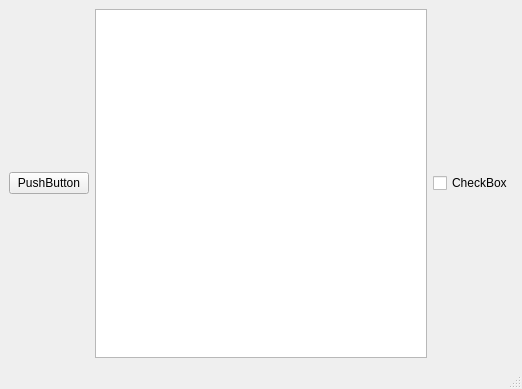
andres-fr/qt-opencv-cpp, file DESIGN.ui: the form before one commit.
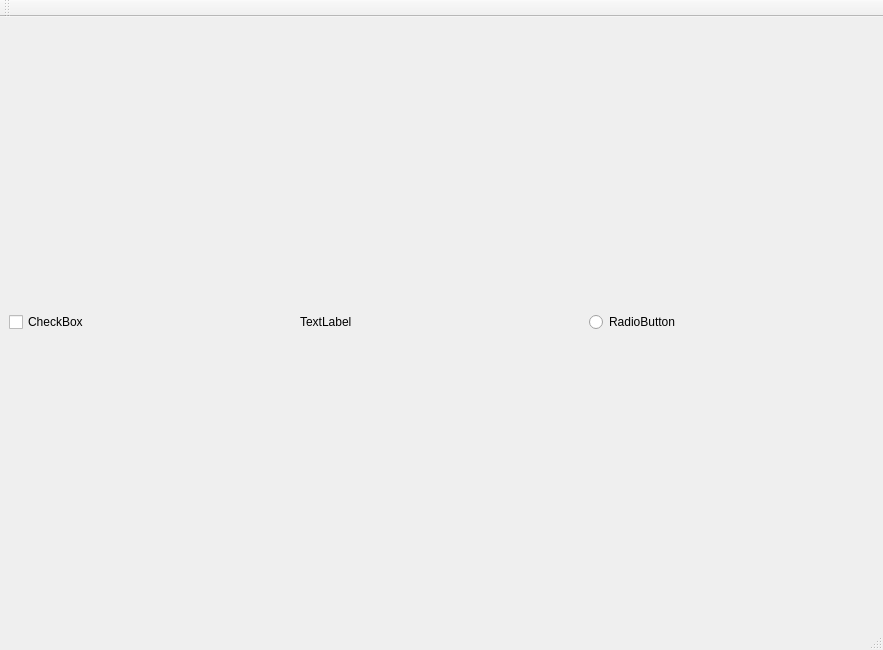
The form after the commit.

Commit message: working on webcam class that inherits from mainwindow

Patch:
```diff
--- a/DESIGN.ui
+++ b/DESIGN.ui
@@ -6,10 +6,16 @@
    <rect>
     <x>0</x>
     <y>0</y>
-    <width>522</width>
-    <height>389</height>
+    <width>883</width>
+    <height>650</height>
    </rect>
   </property>
+  <property name="minimumSize">
+   <size>
+    <width>883</width>
+    <height>650</height>
+   </size>
+  </property>
   <property name="windowTitle">
    <string>MainWindow</string>
   </property>
@@ -17,23 +23,51 @@
    <layout class="QGridLayout" name="gridLayout">
     <item row="0" column="0">
      <layout class="QHBoxLayout" name="horizontalLayout">
-      <item>
-       <widget class="QPushButton" name="pushButton">
-        <property name="text">
-         <string>PushButton</string>
-        </property>
-       </widget>
-      </item>
-      <item>
-       <widget class="QGraphicsView" name="graphicsView"/>
-      </item>
       <item>
        <widget class="QCheckBox" name="checkBox">
+        <property name="minimumSize">
+         <size>
+          <width>284</width>
+          <height>26</height>
+         </size>
+        </property>
         <property name="text">
          <string>CheckBox</string>
         </property>
        </widget>
       </item>
+      <item>
+       <widget class="QLabel" name="label">
+        <property name="minimumSize">
+         <size>
+          <width>283</width>
+          <height>564</height>
+         </size>
+        </property>
+        <property name="maximumSize">
+         <size>
+          <width>283</width>
+          <height>16777215</height>
+         </size>
+        </property>
+        <property name="text">
+         <string>TextLabel</string>
+        </property>
+       </widget>
+      </item>
+      <item>
+       <widget class="QRadioButton" name="radioButton">
+        <property name="minimumSize">
+         <size>
+          <width>284</width>
+          <height>26</height>
+         </size>
+        </property>
+        <property name="text">
+         <string>RadioButton</string>
+        </property>
+       </widget>
+      </item>
      </layout>
     </item>
    </layout>
@@ -49,6 +83,17 @@
    </property>
   </widget>
   <widget class="QStatusBar" name="statusbar"/>
+  <widget class="QToolBar" name="toolBar">
+   <property name="windowTitle">
+    <string>toolBar</string>
+   </property>
+   <attribute name="toolBarArea">
+    <enum>TopToolBarArea</enum>
+   </attribute>
+   <attribute name="toolBarBreak">
+    <bool>false</bool>
+   </attribute>
+  </widget>
  </widget>
  <resources/>
  <connections/>
```
Left out of the diff: 2 changed lines with no effect on the pictures. The commit also changes 8 other files.
